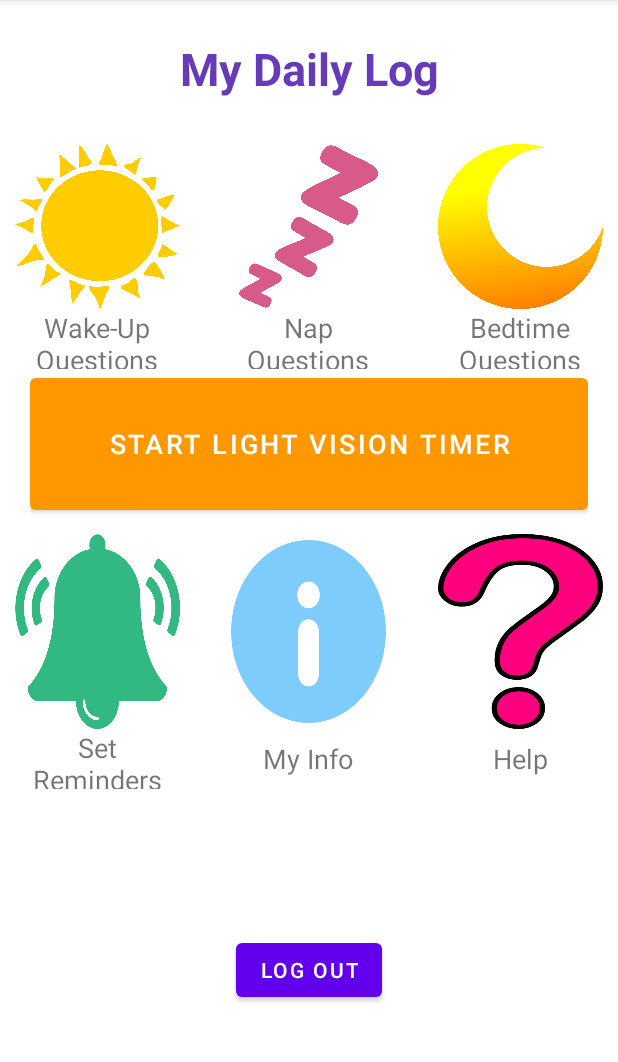
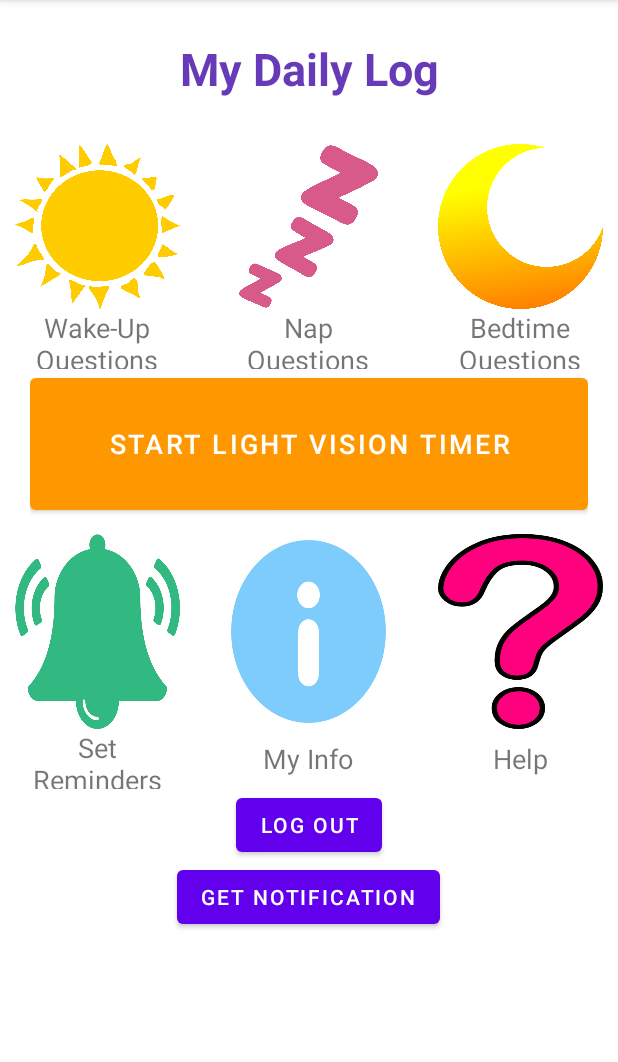
Before and after one commit to jkal90/Team16_Capstone, an Android app: the screen it shows after launch (MainActivity), on a phone screen of 412 x 824 dp, the part 84-1146 px from its top. Run offline under Robolectric (Android 15) with nearby library versions, the phone set to English and light mode, and no system bars.

Commit message:
Added notification code for testing

```diff
--- a/app/src/main/java/edu/msu/huangmax/cse480_draft1/MainActivity.java
+++ b/app/src/main/java/edu/msu/huangmax/cse480_draft1/MainActivity.java
@@ -1,17 +1,50 @@
 package edu.msu.huangmax.cse480_draft1;
 
 import androidx.appcompat.app.AppCompatActivity;
+import androidx.core.app.NotificationCompat;
+import androidx.core.app.NotificationManagerCompat;
 
+import android.app.Notification;
+import android.app.NotificationChannel;
+import android.app.NotificationManager;
 import android.content.Intent;
+import android.os.Build;
 import android.os.Bundle;
 import android.view.View;
+import android.widget.Button;
 
 public class MainActivity extends AppCompatActivity {
 
+    Button testNotifButton;
+
     @Override
     protected void onCreate(Bundle savedInstanceState) {
+
         super.onCreate(savedInstanceState);
         setContentView(R.layout.activity_main);
+
+        testNotifButton = findViewById(R.id.getNotif);
+
+        if (Build.VERSION.SDK_INT >= Build.VERSION_CODES.O) {
+            NotificationChannel channel = new NotificationChannel("Light Therapy Notification",
+                    "Light Therapy Notification", NotificationManager.IMPORTANCE_HIGH);
+            NotificationManager manager = getSystemService(NotificationManager.class);
+            manager.createNotificationChannel(channel);
+        }
+
+        testNotifButton.setOnClickListener(new View.OnClickListener() {
+            @Override
+            public void onClick(View v) {
+                NotificationCompat.Builder builder = new NotificationCompat.Builder(
+                        MainActivity.this, "Light Therapy Notification");
+                builder.setContentTitle("Time to do Light Therapy");
+                builder.setSmallIcon(R.drawable.__clipart_sun_1);
+                builder.setPriority(NotificationCompat.PRIORITY_HIGH);
+                NotificationManagerCompat managerCompat = NotificationManagerCompat.from(MainActivity.this);
+                managerCompat.notify(1, builder.build());
+
+            }
+        });
     }
     public void onPressWakeUpQuestions(View view) {
         Intent intent = new Intent(this, WakeUpQuestionsActivity.class);
--- a/app/src/main/res/layout/activity_main.xml
+++ b/app/src/main/res/layout/activity_main.xml
@@ -2,6 +2,7 @@
 <LinearLayout xmlns:android="http://schemas.android.com/apk/res/android"
     xmlns:app="http://schemas.android.com/apk/res-auto"
     xmlns:tools="http://schemas.android.com/tools"
+    android:id="@+id/get"
     android:layout_width="wrap_content"
     android:layout_height="match_parent"
     android:background="@null"
@@ -113,7 +114,7 @@
             android:layout_centerHorizontal="true"
             android:gravity="center"
             android:text="@string/nap"
-            android:textSize="18sp"/>
+            android:textSize="18sp" />
 
         <TextView
             android:id="@+id/bedtimeText"
@@ -124,7 +125,7 @@
             android:layout_alignParentBottom="true"
             android:gravity="center"
             android:text="@string/bedtime"
-            android:textSize="18sp"/>
+            android:textSize="18sp" />
     </RelativeLayout>
 
     <FrameLayout
@@ -139,8 +140,8 @@
             android:layout_width="match_parent"
             android:layout_height="match_parent"
             android:text="@string/start"
-            app:backgroundTint="#FF9800"
-            android:textSize="18sp"/>
+            android:textSize="18sp"
+            app:backgroundTint="#FF9800" />
     </FrameLayout>
 
     <RelativeLayout
@@ -217,7 +218,7 @@
             android:layout_alignParentBottom="true"
             android:gravity="center"
             android:text="@string/reminders"
-            android:textSize="18sp"/>
+            android:textSize="18sp" />
 
         <TextView
             android:id="@+id/textView6"
@@ -227,7 +228,7 @@
             android:layout_centerHorizontal="true"
             android:gravity="center"
             android:text="@string/userInfo"
-            android:textSize="18sp"/>
+            android:textSize="18sp" />
 
         <TextView
             android:id="@+id/textView7"
@@ -238,13 +239,13 @@
             android:layout_alignParentBottom="true"
             android:gravity="center"
             android:text="@string/help"
-            android:textSize="18sp"/>
+            android:textSize="18sp" />
     </RelativeLayout>
 
     <FrameLayout
         android:id="@+id/logOutFrame"
         android:layout_width="match_parent"
-        android:layout_height="match_parent"
+        android:layout_height="wrap_content"
         android:layout_gravity="center">
 
         <Button
@@ -256,4 +257,18 @@
 
     </FrameLayout>
 
+    <FrameLayout
+        android:id="@+id/testNotifFrame"
+        android:layout_width="match_parent"
+        android:layout_height="wrap_content">
+
+        <Button
+            android:id="@+id/getNotif"
+            android:layout_width="wrap_content"
+            android:layout_height="wrap_content"
+            android:layout_gravity="center"
+            android:gravity="center"
+            android:text="@string/getnotif" />
+    </FrameLayout>
+
 </LinearLayout>
--- a/app/src/main/res/values/strings.xml
+++ b/app/src/main/res/values/strings.xml
@@ -15,4 +15,5 @@
     <string name="notificationDesc">Notifications</string>
     <string name="infoDesc">Information about you</string>
     <string name="questionDesc">Questions</string>
+    <string name="getnotif">Get Notification</string>
 </resources>
```
